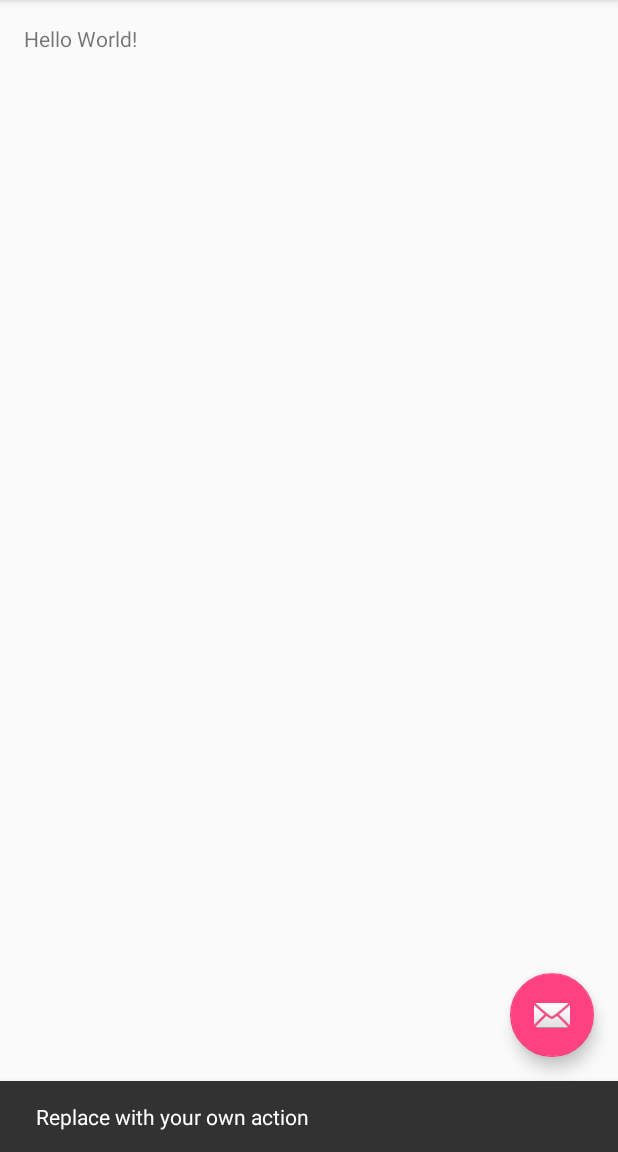
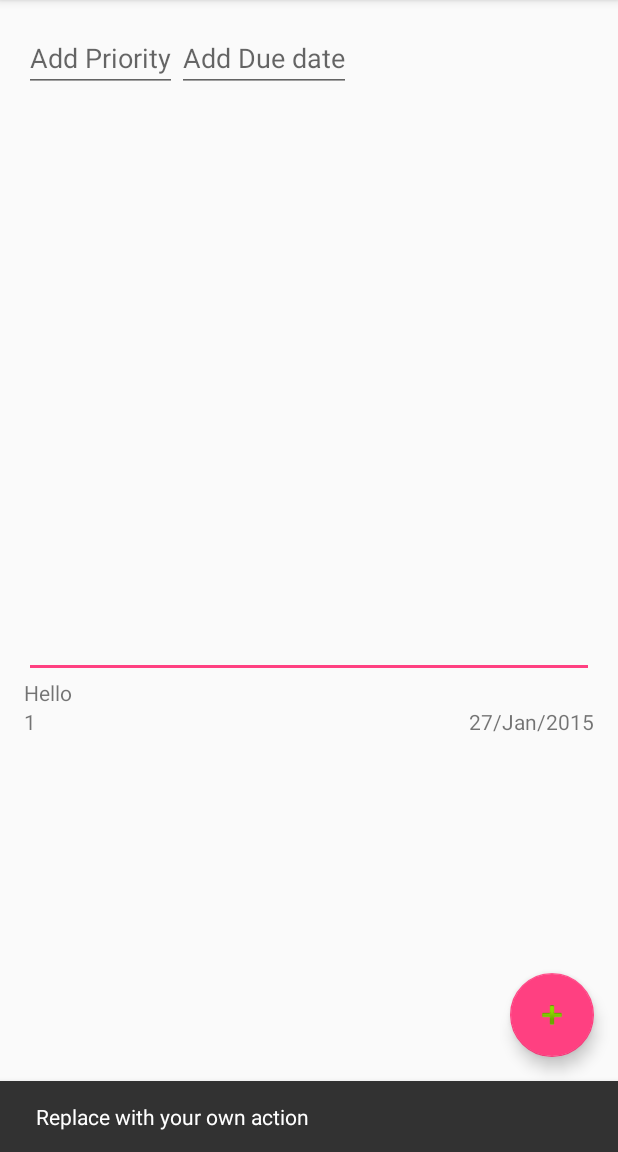
Before and after one commit to sunasra/android-todoapp, an Android app: the screen it shows after launch (MainActivity), after a tap on an icon or button, on a phone screen of 412 x 824 dp, the part 84-1236 px from its top. Run offline under Robolectric (Android 15) with nearby library versions, the phone set to English and light mode, and no system bars.

Commit message:
list and element added

```diff
--- a/TotoApp/app/src/main/java/com/example/manzurhusain/totoapp/MainActivity.java
+++ b/TotoApp/app/src/main/java/com/example/manzurhusain/totoapp/MainActivity.java
@@ -4,16 +4,43 @@ import android.os.Bundle;
 import android.support.design.widget.FloatingActionButton;
 import android.support.design.widget.Snackbar;
 import android.support.v7.app.AppCompatActivity;
+import android.support.v7.widget.LinearLayoutManager;
+import android.support.v7.widget.RecyclerView;
 import android.support.v7.widget.Toolbar;
 import android.view.View;
 import android.view.Menu;
 import android.view.MenuItem;
+import android.widget.LinearLayout;
+import com.example.manzurhusain.totoapp.adaptors.TodoListAdaptor;
+import com.example.manzurhusain.totoapp.dto.EachTodo;
+import java.util.ArrayList;
 
 public class MainActivity extends AppCompatActivity {
+
+  private RecyclerView recyclerView;
+  private RecyclerView.Adapter mAdapter;
+  private RecyclerView.LayoutManager layoutManager;
+  private ArrayList<EachTodo> eachTodos;
+
 
   @Override protected void onCreate(Bundle savedInstanceState) {
     super.onCreate(savedInstanceState);
     setContentView(R.layout.activity_main);
+
+    eachTodos = new ArrayList<EachTodo>();
+
+    EachTodo eachTodoObj = new EachTodo();
+    eachTodoObj.setTitle("Hello");
+    eachTodoObj.setPriority(1);
+    eachTodoObj.setDueDate("27/Jan/2015");
+    eachTodos.add(0, eachTodoObj);
+
+    recyclerView = (RecyclerView)findViewById(R.id.listRecyclerView);
+    layoutManager = new LinearLayoutManager(this);
+    recyclerView.setLayoutManager(layoutManager);
+    mAdapter = new TodoListAdaptor(this,eachTodos);
+    recyclerView.setAdapter(mAdapter);
+
     Toolbar toolbar = (Toolbar) findViewById(R.id.toolbar);
     setSupportActionBar(toolbar);
 
@@ -25,6 +52,10 @@ public class MainActivity extends AppCompatActivity {
             .show();
       }
     });
+  }
+
+  @Override protected void onResume() {
+    super.onResume();
   }
 
   @Override public boolean onCreateOptionsMenu(Menu menu) {
--- /dev/null
+++ b/TotoApp/app/src/main/java/com/example/manzurhusain/totoapp/adaptors/TodoListAdaptor.java
@@ -0,0 +1,70 @@
+package com.example.manzurhusain.totoapp.adaptors;
+
+import android.content.Context;
+import android.support.v7.widget.RecyclerView;
+import android.view.LayoutInflater;
+import android.view.View;
+import android.view.ViewGroup;
+import android.widget.LinearLayout;
+import android.widget.TextView;
+import com.example.manzurhusain.totoapp.R;
+import com.example.manzurhusain.totoapp.dto.EachTodo;
+import java.util.ArrayList;
+
+/**
+ * Created by manzur.husain on 27/01/16.
+ */
+public class TodoListAdaptor extends RecyclerView.Adapter<TodoListAdaptor.TodoItemViewHolder> {
+  private Context context;
+  private ArrayList<EachTodo> eachTodos;
+
+  public TodoListAdaptor(Context context, ArrayList<EachTodo> eachTodos) {
+    this.context = context;
+    this.eachTodos = eachTodos;
+  }
+
+  @Override public TodoItemViewHolder onCreateViewHolder(ViewGroup parent, int viewType) {
+    View view = LayoutInflater.from(context).inflate(R.layout.each_todo,parent,false);
+    TodoItemViewHolder todoItemViewHolder = new TodoItemViewHolder(view);
+
+    return  todoItemViewHolder;
+  }
+
+  @Override public void onBindViewHolder(TodoItemViewHolder holder, int position) {
+    holder.titleTxt.setText(eachTodos.get(position).getTitle());
+    holder.priorityTxt.setText("" + eachTodos.get(position).getPriority());
+    holder.dueDateTxt.setText(""+eachTodos.get(position).getDueDate());
+
+  }
+
+  @Override public int getItemCount() {
+    return eachTodos.size();
+  }
+
+  public void addItem(EachTodo eachTodo,int index){
+    eachTodos.add(eachTodo);
+    notifyItemInserted(index);
+  }
+
+  public void deleteItem(int index){
+    eachTodos.remove(index);
+    notifyItemRemoved(index);
+  }
+
+  public class TodoItemViewHolder extends RecyclerView.ViewHolder{
+
+    TextView titleTxt;
+    TextView priorityTxt;
+    TextView dueDateTxt;
+    LinearLayout metaTodo;
+    public TodoItemViewHolder(View itemView) {
+      super(itemView);
+
+      metaTodo = (LinearLayout) itemView.findViewById(R.id.metaTodo);
+      titleTxt = (TextView)itemView.findViewById(R.id.titleTextView);
+      priorityTxt = (TextView) metaTodo.findViewById(R.id.priorityTextView);
+      dueDateTxt = (TextView) metaTodo.findViewById(R.id.dueDateTextView);
+
+    }
+  }
+}
--- /dev/null
+++ b/TotoApp/app/src/main/java/com/example/manzurhusain/totoapp/dto/EachTodo.java
@@ -0,0 +1,36 @@
+package com.example.manzurhusain.totoapp.dto;
+
+/**
+ * Created by manzur.husain on 27/01/16.
+ */
+public class EachTodo {
+  public String title;
+  public String dueDate;
+  public int priority;
+
+
+  public String getTitle() {
+    return title;
+  }
+
+  public void setTitle(String title) {
+    this.title = title;
+  }
+
+  public String getDueDate() {
+    return dueDate;
+  }
+
+  public void setDueDate(String dueDate) {
+    this.dueDate = dueDate;
+  }
+
+  public int getPriority() {
+    return priority;
+  }
+
+  public void setPriority(int priority) {
+    this.priority = priority;
+  }
+
+}
--- a/TotoApp/app/src/main/res/layout/activity_main.xml
+++ b/TotoApp/app/src/main/res/layout/activity_main.xml
@@ -33,7 +33,7 @@
         android:layout_height="wrap_content"
         android:layout_gravity="bottom|end"
         android:layout_margin="@dimen/fab_margin"
-        android:src="@android:drawable/ic_dialog_email"
+        android:src="@android:drawable/ic_input_add"
         />
 
 </android.support.design.widget.CoordinatorLayout>
--- /dev/null
+++ b/TotoApp/app/src/main/res/layout/each_todo.xml
@@ -0,0 +1,33 @@
+<?xml version="1.0" encoding="utf-8"?>
+<LinearLayout xmlns:android="http://schemas.android.com/apk/res/android"
+    android:orientation="vertical"
+    android:layout_width="match_parent"
+    android:layout_height="match_parent">
+
+    <TextView
+        android:layout_width="match_parent"
+        android:layout_height="wrap_content"
+        android:text="New Text"
+        android:id="@+id/titleTextView"
+        />
+    <LinearLayout
+        android:layout_width="match_parent"
+        android:layout_height="match_parent"
+        android:id="@+id/metaTodo"
+
+        >
+    <TextView
+        android:layout_width="wrap_content"
+        android:layout_height="wrap_content"
+        android:text="New Text"
+        android:id="@+id/priorityTextView"
+        android:layout_weight="1"
+        />
+    <TextView
+        android:layout_width="wrap_content"
+        android:layout_height="wrap_content"
+        android:text="New Text"
+        android:id="@+id/dueDateTextView"
+        />
+    </LinearLayout>
+</LinearLayout>
--- a/TotoApp/app/src/main/res/layout/fragment_main.xml
+++ b/TotoApp/app/src/main/res/layout/fragment_main.xml
@@ -9,11 +9,39 @@
     tools:showIn="@layout/activity_main"
     tools:context="com.example.manzurhusain.totoapp.MainActivityFragment"
     >
-
-    <TextView
-        android:text="Hello World!"
+  <EditText
+      android:layout_width="match_parent"
+      android:layout_height="match_parent"
+      android:id="@+id/taskTitleInput"
+      android:layout_above="@+id/listRecyclerView"
+      />
+  <LinearLayout
+      android:layout_width="wrap_content"
+      android:layout_height="wrap_content"
+      >
+    <EditText
+        android:layout_width="0dp"
+        android:layout_height="wrap_content"
+        android:layout_weight="1"
+        android:id="@+id/priorityInput"
+        android:hint="Add Priority"
+        />
+    <EditText
         android:layout_width="wrap_content"
         android:layout_height="wrap_content"
+        android:id="@+id/dueDateInput"
+        android:hint="Add Due date"
+
+        />
+  </LinearLayout>
+    <android.support.v7.widget.RecyclerView
+        android:id="@+id/listRecyclerView"
+        android:layout_width="match_parent"
+        android:layout_height="300dp"
+        android:scrollbars="vertical"
+        android:layout_alignParentBottom="true"
+        android:layout_alignParentLeft="true"
+        android:layout_alignParentStart="true"
         />
 
 </RelativeLayout>
```
